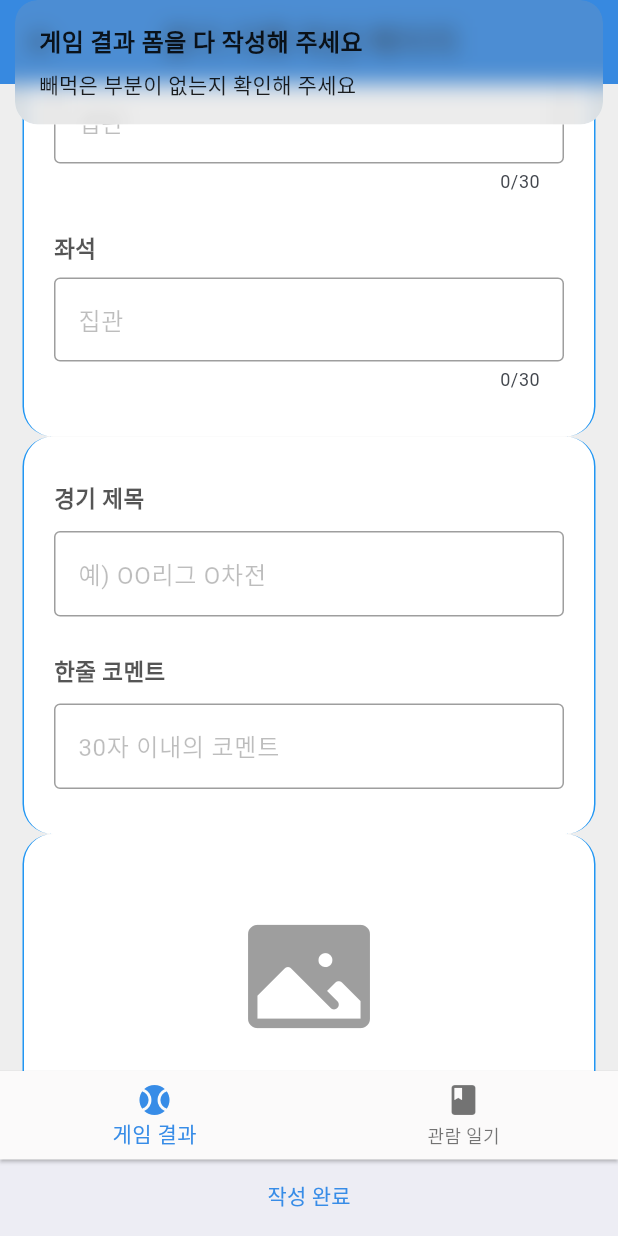
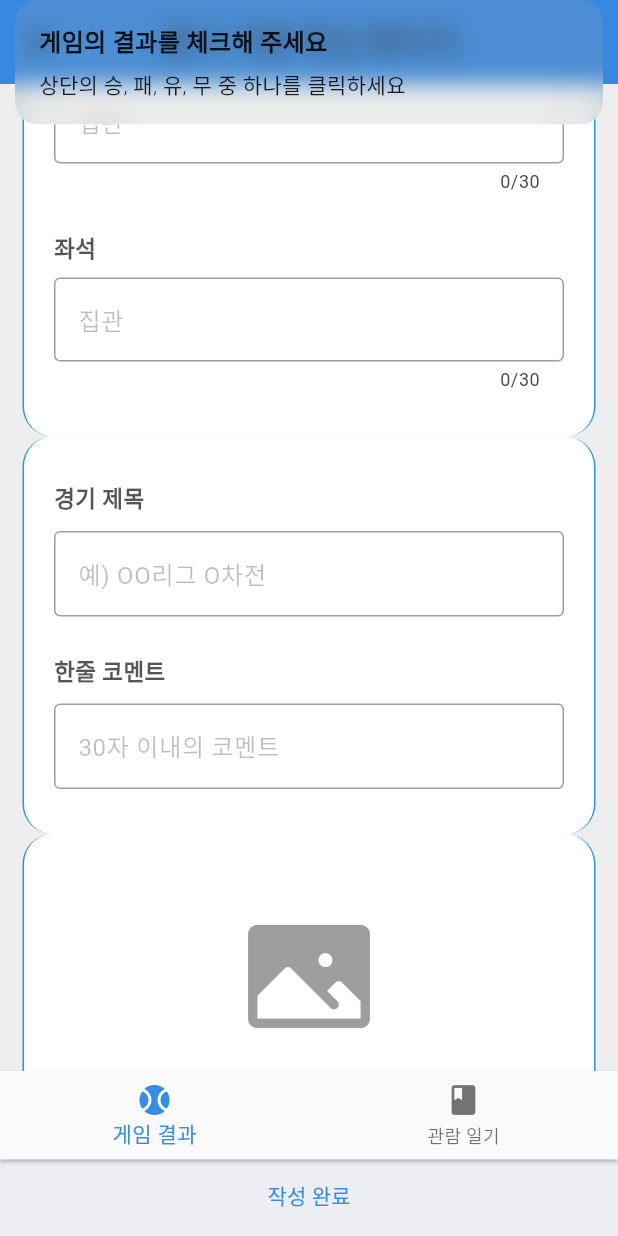
Before and after one commit to sangsu-yale/stikku_frontend, a Flutter app: the WritePage screen opened by its route, scrolled down 576 dp, after a tap on "작성 완료", on a phone screen of 412 x 824 dp. Run offline on Flutter 3.47's test engine with Material 3 defaults, Android fonts, the phone set to English and light mode, and no system bars; our stand-ins replace device_preview, dio, fl_chart, flutter_speed_dial, get, google_sign_in and 4 more; missing offline and left inert: widget_marquee; accounts and stored records are empty; generated files the repository leaves out were written again.

Commit message:
버그 수정 : 게임 결과를 작성하지 않아도 티켓 발급이 되는 오류 수정

```diff
--- a/lib/pages/write_page.dart
+++ b/lib/pages/write_page.dart
@@ -91,12 +91,17 @@ class WritePage extends StatelessWidget {
                 Expanded(
                   child: TextButton(
                     onPressed: () {
-                      if (formKey.currentState!.validate()) {
-                        //submit
-                        formController.submit(isEditMode);
+                      if (formController.result.value == '') {
+                        Get.snackbar(
+                            '게임의 결과를 체크해 주세요', '상단의 승, 패, 유, 무 중 하나를 클릭하세요');
                       } else {
-                        Get.snackbar(
-                            '게임 결과 폼을 다 작성해 주세요', '빼먹은 부분이 없는지 확인해 주세요');
+                        if (formKey.currentState!.validate()) {
+                          //submit
+                          formController.submit(isEditMode);
+                        } else {
+                          Get.snackbar(
+                              '게임 결과 폼을 다 작성해 주세요', '빼먹은 부분이 없는지 확인해 주세요');
+                        }
                       }
                     },
                     child: const Text("작성 완료"),
```
